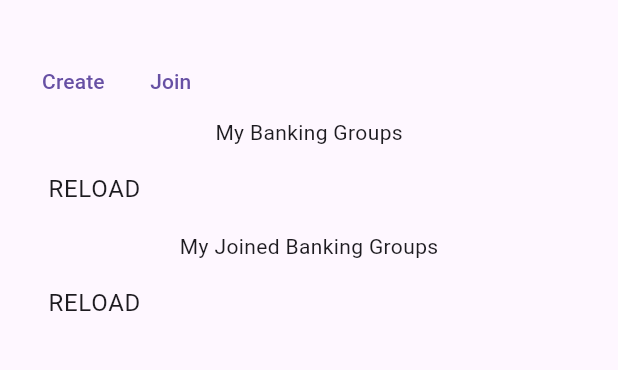
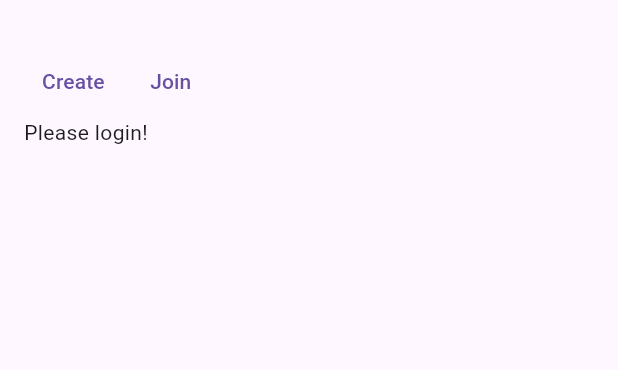
Before and after one commit to fshangala/myvb, a Flutter app: the HomeScreen screen opened directly, on a phone screen of 412 x 824 dp, the part 63-433 px from its top. Run offline on Flutter 3.47's test engine with Material 3 defaults, Android fonts, the phone set to English and light mode, and no system bars; our stand-ins replace cloud_firestore, firebase_auth, firebase_core, shared_preferences; accounts and stored records are empty.

```diff
--- a/lib/core/extensions/auth_state.dart
+++ b/lib/core/extensions/auth_state.dart
@@ -1,3 +1,5 @@
+import 'dart:developer';
+
 import 'package:firebase_auth/firebase_auth.dart';
 import 'package:flutter/material.dart';
 import 'package:myvb/core/functions/display_regular_snackbar.dart';
@@ -12,13 +14,12 @@ abstract class AuthState<T extends StatefulWidget> extends State<T> {
   @override
   initState() {
     super.initState();
-    user = FirebaseAuth.instance.currentUser;
     FirebaseAuth.instance.authStateChanges().listen((User? user) {
-      user = user;
+      log(user.toString(),name: 'AuthState');
       if (user == null) {
-        displayRegularSnackBar(context, 'User is currently signed out!');
         goTo(context: context, routeName: LoginScreen.routeName);
       }
+      user = user;
     });
     afterInit();
   }
--- a/lib/core/widgets/login_form.dart
+++ b/lib/core/widgets/login_form.dart
@@ -3,6 +3,7 @@ import 'package:flutter/material.dart';
 import 'package:myvb/core/datatypes/user.dart';
 import 'package:myvb/core/functions/display_regular_snackbar.dart';
 import 'package:myvb/core/functions/go_to.dart';
+import 'package:myvb/core/functions/resolve_future.dart';
 import 'package:myvb/users/register.dart';
 
 class LoginForm extends StatefulWidget {
@@ -74,9 +75,7 @@ class _LoginFormState extends State<LoginForm> {
   }
 
   void _login() {
-    AppUser()
-        .login(emailController.text, passwordController.text)
-        .then((value) {
+    resolveFuture(context, AppUser().login(emailController.text, passwordController.text), (value) {
       if (value == null) {
         displayRegularSnackBar(context, 'Login failed');
       } else {
--- a/lib/home/home.dart
+++ b/lib/home/home.dart
@@ -38,12 +38,20 @@ class _HomeState extends AuthState<HomeScreen> {
               child: const Text('Join')),
         ],
       ),
-      Column(
+      bankingGroupsByUser()
+    ]);
+  }
+
+  Widget bankingGroupsByUser() {
+    if(user != null) {
+      return Column(
         children: [
           BankingGroupsByUser(userId: user!.uid),
           BankingGroupsJoined(userId: user!.uid),
         ],
-      )
-    ]);
+      );
+    } else {
+      return const Text('Please login!');
+    }
   }
 }
```
Also changed, not shown: lib/core/widgets/register_form.dart (+6 -29 lines).
